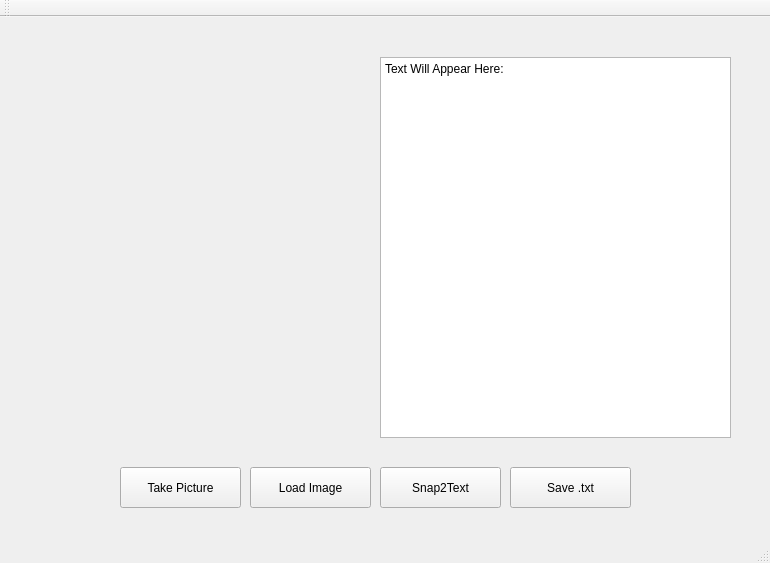
First picture: the form in GUI/mainwindow.ui, repository hkl123/gui-in-progress, before the edit.
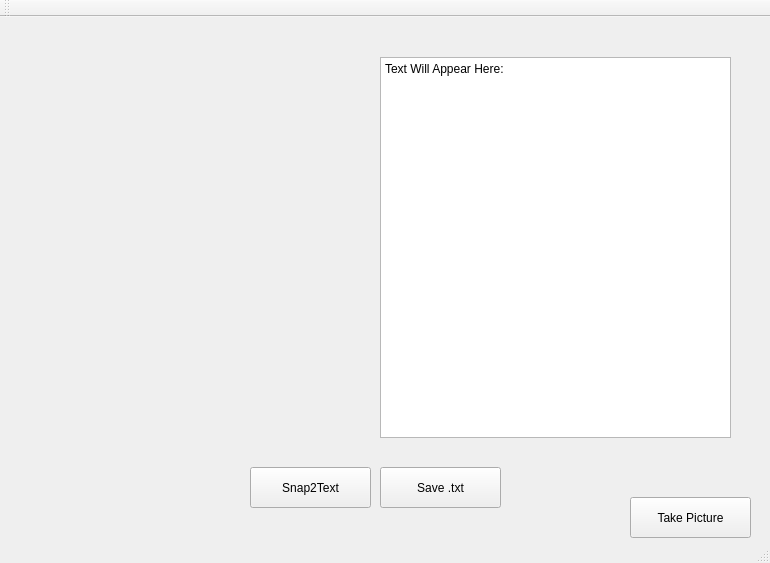
Second picture: the form after the edit.

Diff of the .ui file:
```diff
--- a/GUI/mainwindow.ui
+++ b/GUI/mainwindow.ui
@@ -17,7 +17,7 @@
    <widget class="QPushButton" name="pushButton">
     <property name="geometry">
      <rect>
-      <x>380</x>
+      <x>250</x>
       <y>450</y>
       <width>121</width>
       <height>41</height>
@@ -27,36 +27,23 @@
      <string>Snap2Text</string>
     </property>
    </widget>
-   <widget class="QPushButton" name="pushButton_2">
-    <property name="geometry">
-     <rect>
-      <x>120</x>
-      <y>450</y>
-      <width>121</width>
-      <height>41</height>
-     </rect>
-    </property>
-    <property name="text">
-     <string>Take Picture</string>
-    </property>
-   </widget>
    <widget class="QPushButton" name="pushButton_3">
     <property name="geometry">
      <rect>
-      <x>250</x>
-      <y>450</y>
+      <x>630</x>
+      <y>480</y>
       <width>121</width>
       <height>41</height>
      </rect>
     </property>
     <property name="text">
-     <string>Load Image</string>
+     <string>Take Picture</string>
     </property>
    </widget>
    <widget class="QPushButton" name="pushButton_4">
     <property name="geometry">
      <rect>
-      <x>510</x>
+      <x>380</x>
       <y>450</y>
       <width>121</width>
       <height>41</height>
```
